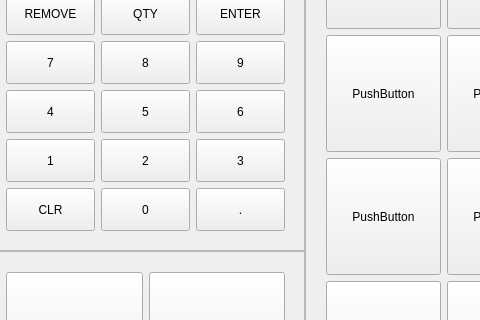
The window that testGUI/mainwindow.ui (Ingvildk/SoftwareEngineering441) describes before a commit, drawn with Qt 5; both pictures show x 335 to 815 and y 145 to 465 of the 1280 by 720 pixel window.
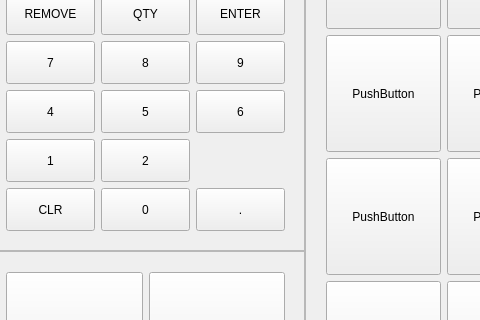
The same window after the commit.

What changed in the file:
```diff
--- a/testGUI/mainwindow.ui
+++ b/testGUI/mainwindow.ui
@@ -171,25 +171,6 @@
          </property>
         </widget>
        </item>
-       <item row="3" column="2">
-        <widget class="QPushButton" name="pushButton3">
-         <property name="sizePolicy">
-          <sizepolicy hsizetype="MinimumExpanding" vsizetype="MinimumExpanding">
-           <horstretch>0</horstretch>
-           <verstretch>0</verstretch>
-          </sizepolicy>
-         </property>
-         <property name="minimumSize">
-          <size>
-           <width>2</width>
-           <height>0</height>
-          </size>
-         </property>
-         <property name="text">
-          <string>3</string>
-         </property>
-        </widget>
-       </item>
        <item row="0" column="2">
         <widget class="QPushButton" name="pushButtonEnter">
          <property name="sizePolicy">
```
Left out of the diff: 2 changed lines with no effect on the pictures.
